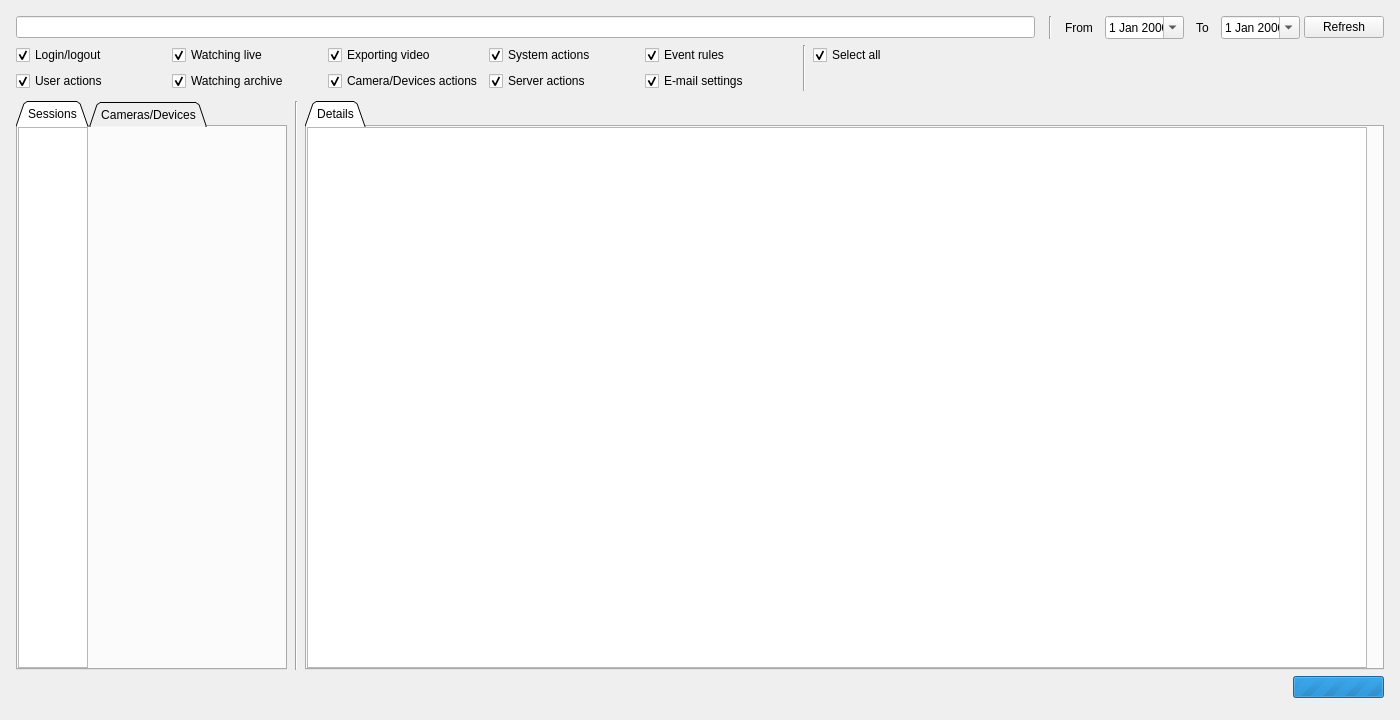
First picture: the form in client/src/ui/dialogs/audit_log_dialog.ui, repository networkoptix/nx_open, before the edit.
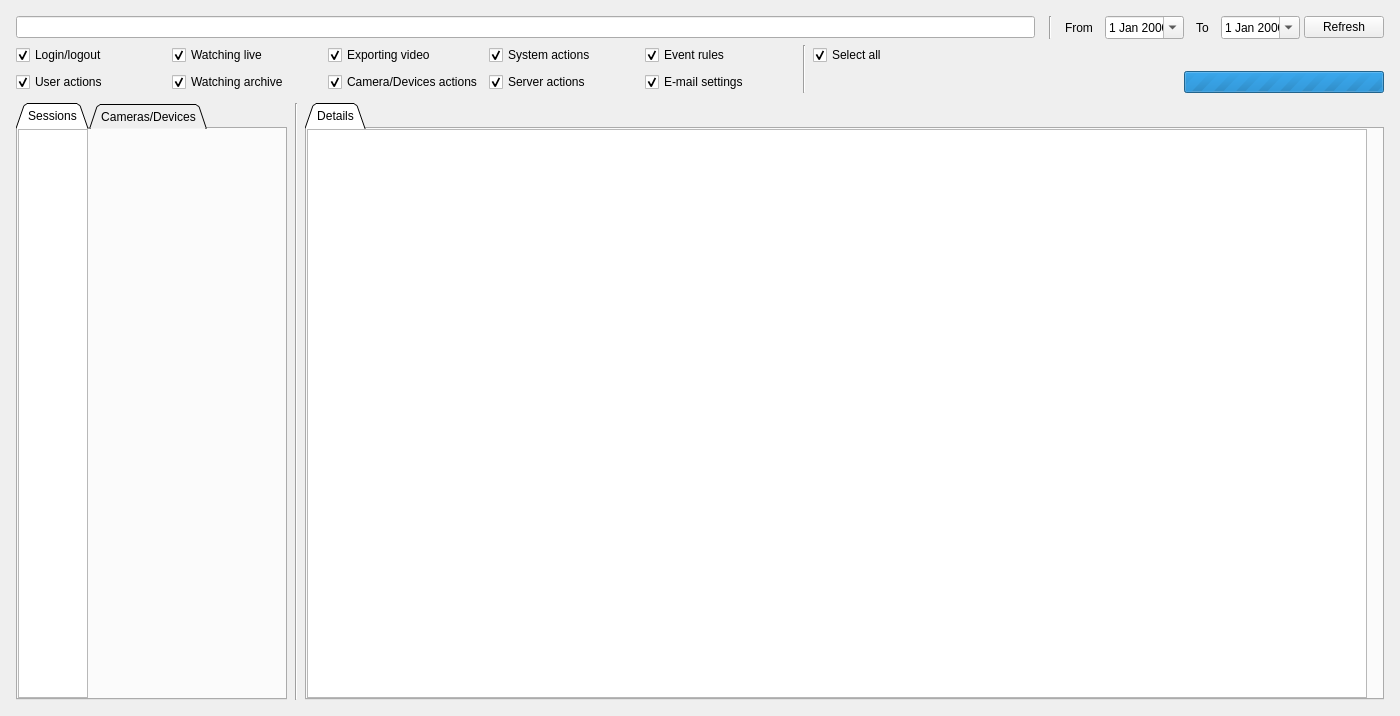
Second picture: the form after the edit. Custom widgets are drawn as their Qt base class.

Commit message:
VMS-2269: Audit trail window restyling (part 4)
<==== Mercurial data ====>
Branch: dev_3.0.0_gui

Patch:
```diff
--- a/client/src/ui/dialogs/audit_log_dialog.ui
+++ b/client/src/ui/dialogs/audit_log_dialog.ui
@@ -7,7 +7,7 @@
     <x>0</x>
     <y>0</y>
     <width>1400</width>
-    <height>720</height>
+    <height>716</height>
    </rect>
   </property>
   <property name="minimumSize">
@@ -20,6 +20,9 @@
    <string>Audit Trail</string>
   </property>
   <layout class="QVBoxLayout" name="verticalLayout_4">
+   <property name="spacing">
+    <number>6</number>
+   </property>
    <property name="leftMargin">
     <number>16</number>
    </property>
@@ -30,7 +33,7 @@
     <number>16</number>
    </property>
    <property name="bottomMargin">
-    <number>16</number>
+    <number>10</number>
    </property>
    <item>
     <layout class="QGridLayout" name="mainGridLayout">
@@ -394,6 +397,28 @@
        </property>
       </widget>
      </item>
+     <item row="1" column="8">
+      <widget class="QProgressBar" name="loadingProgressBar">
+       <property name="sizePolicy">
+        <sizepolicy hsizetype="Fixed" vsizetype="Fixed">
+         <horstretch>0</horstretch>
+         <verstretch>0</verstretch>
+        </sizepolicy>
+       </property>
+       <property name="minimumSize">
+        <size>
+         <width>200</width>
+         <height>0</height>
+        </size>
+       </property>
+       <property name="maximum">
+        <number>0</number>
+       </property>
+       <property name="value">
+        <number>-1</number>
+       </property>
+      </widget>
+     </item>
     </layout>
    </item>
    <item>
@@ -694,41 +719,14 @@
      </widget>
     </widget>
    </item>
-   <item>
-    <layout class="QHBoxLayout" name="horizontalLayout">
-     <item>
-      <spacer name="horizontalSpacer_3">
-       <property name="orientation">
-        <enum>Qt::Horizontal</enum>
-       </property>
-       <property name="sizeHint" stdset="0">
-        <size>
-         <width>40</width>
-         <height>20</height>
-        </size>
-       </property>
-      </spacer>
-     </item>
-     <item>
-      <widget class="QProgressBar" name="loadingProgressBar">
-       <property name="sizePolicy">
-        <sizepolicy hsizetype="Fixed" vsizetype="Fixed">
-         <horstretch>0</horstretch>
-         <verstretch>0</verstretch>
-        </sizepolicy>
-       </property>
-       <property name="maximum">
-        <number>0</number>
-       </property>
-       <property name="value">
-        <number>-1</number>
-       </property>
-      </widget>
-     </item>
-    </layout>
-   </item>
    <item>
     <widget class="QDialogButtonBox" name="buttonBox">
+     <property name="sizePolicy">
+      <sizepolicy hsizetype="Expanding" vsizetype="Ignored">
+       <horstretch>0</horstretch>
+       <verstretch>0</verstretch>
+      </sizepolicy>
+     </property>
      <property name="standardButtons">
       <set>QDialogButtonBox::NoButton</set>
      </property>
```
The commit also changes 7 other files.
